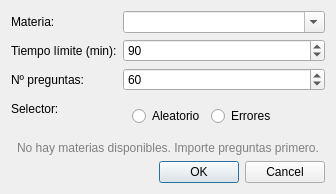
Above: examgen/gui/ui/ExamConfigDialog.ui from Ernest-NA/ExamGen before the change. Below: the same form after it.
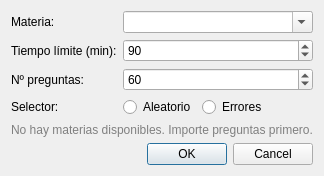
That is the form after the change.

Commit message: fix(gui): correct margins in ExamConfigDialog

Diff of the .ui file:
```diff
--- a/examgen/gui/ui/ExamConfigDialog.ui
+++ b/examgen/gui/ui/ExamConfigDialog.ui
@@ -72,11 +72,17 @@
      <item row="3" column="1">
       <widget class="QWidget" name="widget_radio">
        <layout class="QHBoxLayout" name="horizontalLayout">
-        <property name="contentsMargins">
-         <left>0</left>
-         <top>0</top>
-         <right>0</right>
-         <bottom>0</bottom>
+        <property name="leftMargin">
+         <number>0</number>
+        </property>
+        <property name="topMargin">
+         <number>0</number>
+        </property>
+        <property name="rightMargin">
+         <number>0</number>
+        </property>
+        <property name="bottomMargin">
+         <number>0</number>
         </property>
         <item>
          <widget class="QRadioButton" name="rb_random">
```
